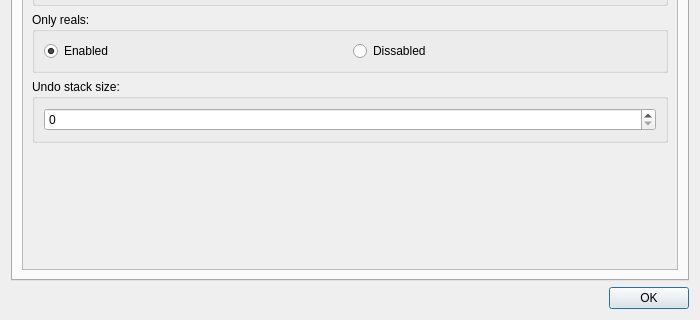
lhutton1/moebinv-gui, file forms/settingsdialog.ui: the form before one commit; both pictures show x 0 to 700 and y 180 to 500 of the 700 by 500 pixel window.
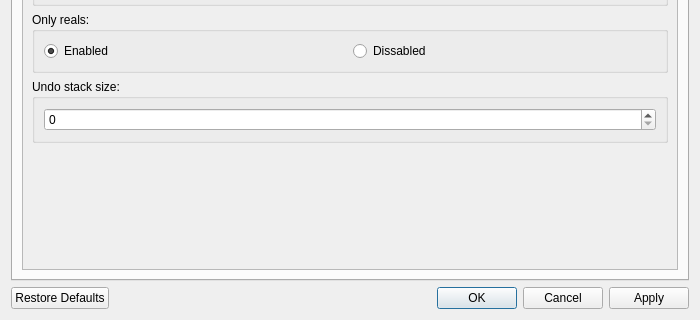
The form after the commit.

Commit message: added restore defaults, apply and cancel to settings and properties

Patch:
```diff
--- a/forms/settingsdialog.ui
+++ b/forms/settingsdialog.ui
@@ -413,7 +413,7 @@
       <enum>Qt::Horizontal</enum>
      </property>
      <property name="standardButtons">
-      <set>QDialogButtonBox::Ok</set>
+      <set>QDialogButtonBox::Apply|QDialogButtonBox::Cancel|QDialogButtonBox::Ok|QDialogButtonBox::RestoreDefaults</set>
      </property>
     </widget>
    </item>
```
The commit also changes 6 other files.
